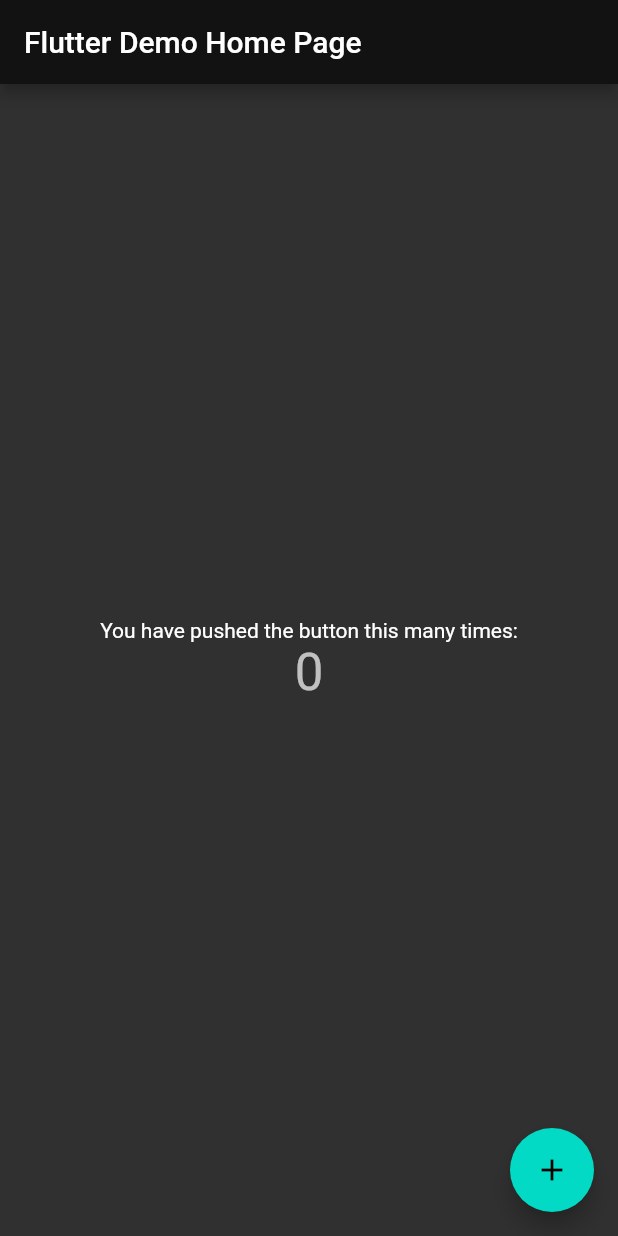
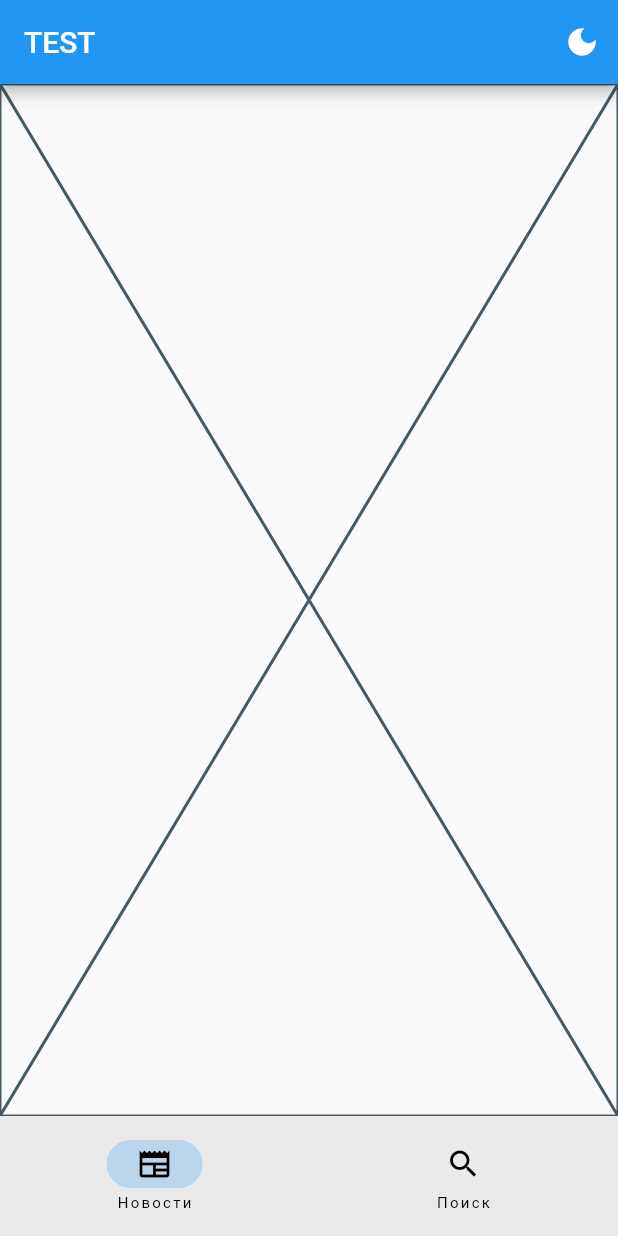
Before and after one commit to crazyrussianboris/flutter_course_final, a Flutter app: the screen it shows after launch, on a phone screen of 412 x 824 dp. Run offline on Flutter 3.47's test engine with Material 2 defaults, Android fonts, the phone set to English and light mode, and no system bars; our stand-ins replace flutter_riverpod, get_it, riverpod_annotation, shared_preferences; generated files the repository leaves out were written again.

Commit message:
theme switcher

```diff
--- /dev/null
+++ b/lib/components/custom_app_bar.dart
@@ -0,0 +1,24 @@
+import 'package:flutter/material.dart';
+import 'package:flutter_course_final/providers/theme_controller/theme_controller.dart';
+import 'package:flutter_riverpod/flutter_riverpod.dart';
+
+class CustomAppBar extends ConsumerWidget implements PreferredSizeWidget {
+  final String title;
+  const CustomAppBar({super.key, required this.title});
+
+  @override
+  Widget build(BuildContext context, WidgetRef ref) {
+    final isDarkTheme = ref.watch(themeControllerProvider);
+    return AppBar(title: Text(title), actions: <Widget>[
+      IconButton(
+          onPressed: () =>
+              {ref.read(themeControllerProvider.notifier).toggle()},
+          icon: isDarkTheme
+              ? const Icon(Icons.light_mode)
+              : const Icon(Icons.dark_mode))
+    ]);
+  }
+
+  @override
+  Size get preferredSize => const Size.fromHeight(kToolbarHeight);
+}
--- a/lib/main.dart
+++ b/lib/main.dart
@@ -1,116 +1,33 @@
 import 'package:flutter/material.dart';
+import 'package:flutter_course_final/providers/theme_controller/theme_controller.dart';
+import 'package:flutter_course_final/services/shared_preferences_service.dart';
+import 'package:flutter_riverpod/flutter_riverpod.dart';
+import 'package:get_it/get_it.dart';
 
-void main() {
-  runApp(const MyApp());
+import 'pages/home_page/home_page.dart';
+
+void main() async {
+  WidgetsFlutterBinding.ensureInitialized();
+  final getIt = GetIt.instance;
+  getIt.registerSingleton<SharedPreferencesService>(SharedPreferencesService());
+  await getIt<SharedPreferencesService>().init();
+
+  runApp(const ProviderScope(child: MyApp()));
 }
 
-class MyApp extends StatelessWidget {
+class MyApp extends ConsumerWidget {
   const MyApp({super.key});
 
   // This widget is the root of your application.
   @override
-  Widget build(BuildContext context) {
+  Widget build(BuildContext context, WidgetRef ref) {
+    final isDarkTheme = ref.watch(themeControllerProvider);
     return MaterialApp(
-      title: 'Flutter Demo',
-      theme: ThemeData(
-        colorScheme: const ColorScheme.dark(),
-        // This is the theme of your application.
-        //
-        // Try running your application with "flutter run". You'll see the
-        // application has a blue toolbar. Then, without quitting the app, try
-        // changing the primarySwatch below to Colors.green and then invoke
-        // "hot reload" (press "r" in the console where you ran "flutter run",
-        // or simply save your changes to "hot reload" in a Flutter IDE).
-        // Notice that the counter didn't reset back to zero; the application
-        // is not restarted.
-        primarySwatch: Colors.blue,
-      ),
-      home: const MyHomePage(title: 'Flutter Demo Home Page'),
+      title: 'Новости Reddit',
+      theme: ThemeData.light(),
+      darkTheme: ThemeData.dark(),
+      themeMode: isDarkTheme ? ThemeMode.dark : ThemeMode.light,
+      home: const HomePage(),
     );
   }
 }
-
-class MyHomePage extends StatefulWidget {
-  const MyHomePage({super.key, required this.title});
-
-  // This widget is the home page of your application. It is stateful, meaning
-  // that it has a State object (defined below) that contains fields that affect
-  // how it looks.
-
-  // This class is the configuration for the state. It holds the values (in this
-  // case the title) provided by the parent (in this case the App widget) and
-  // used by the build method of the State. Fields in a Widget subclass are
-  // always marked "final".
-
-  final String title;
-
-  @override
-  State<MyHomePage> createState() => _MyHomePageState();
-}
-
-class _MyHomePageState extends State<MyHomePage> {
-  int _counter = 0;
-
-  void _incrementCounter() {
-    setState(() {
-      // This call to setState tells the Flutter framework that something has
-      // changed in this State, which causes it to rerun the build method below
-      // so that the display can reflect the updated values. If we changed
-      // _counter without calling setState(), then the build method would not be
-      // called again, and so nothing would appear to happen.
-      _counter++;
-    });
-  }
-
-  @override
-  Widget build(BuildContext context) {
-    // This method is rerun every time setState is called, for instance as done
-    // by the _incrementCounter method above.
-    //
-    // The Flutter framework has been optimized to make rerunning build methods
-    // fast, so that you can just rebuild anything that needs updating rather
-    // than having to individually change instances of widgets.
-    return Scaffold(
-      appBar: AppBar(
-        // Here we take the value from the MyHomePage object that was created by
-        // the App.build method, and use it to set our appbar title.
-        title: Text(widget.title),
-      ),
-      body: Center(
-        // Center is a layout widget. It takes a single child and positions it
-        // in the middle of the parent.
-        child: Column(
-          // Column is also a layout widget. It takes a list of children and
-          // arranges them vertically. By default, it sizes itself to fit its
-          // children horizontally, and tries to be as tall as its parent.
-          //
-          // Invoke "debug painting" (press "p" in the console, choose the
-          // "Toggle Debug Paint" action from the Flutter Inspector in Android
-          // Studio, or the "Toggle Debug Paint" command in Visual Studio Code)
-          // to see the wireframe for each widget.
-          //
-          // Column has various properties to control how it sizes itself and
-          // how it positions its children. Here we use mainAxisAlignment to
-          // center the children vertically; the main axis here is the vertical
-          // axis because Columns are vertical (the cross axis would be
-          // horizontal).
-          mainAxisAlignment: MainAxisAlignment.center,
-          children: <Widget>[
-            const Text(
-              'You have pushed the button this many times:',
-            ),
-            Text(
-              '$_counter',
-              style: Theme.of(context).textTheme.headlineMedium,
-            ),
-          ],
-        ),
-      ),
-      floatingActionButton: FloatingActionButton(
-        onPressed: _incrementCounter,
-        tooltip: 'Increment',
-        child: const Icon(Icons.add),
-      ), // This trailing comma makes auto-formatting nicer for build methods.
-    );
-  }
-}
--- /dev/null
+++ b/lib/pages/feed_page/feed_page.dart
@@ -0,0 +1,11 @@
+import 'package:flutter/src/widgets/framework.dart';
+import 'package:flutter/src/widgets/placeholder.dart';
+
+class FeedPage extends StatelessWidget {
+  const FeedPage({super.key});
+
+  @override
+  Widget build(BuildContext context) {
+    return const Placeholder();
+  }
+}
--- /dev/null
+++ b/lib/pages/home_page/home_page.dart
@@ -0,0 +1,39 @@
+import 'package:flutter/material.dart';
+import 'package:flutter_course_final/components/custom_app_bar.dart';
+import 'package:flutter_course_final/pages/feed_page/feed_page.dart';
+import 'package:flutter_course_final/pages/search_page/search_page.dart';
+import 'package:flutter_riverpod/flutter_riverpod.dart';
+
+final currentTabProvider = StateProvider<int>((ref) => 0);
+
+class HomePage extends ConsumerWidget {
+  const HomePage({super.key});
+
+  @override
+  Widget build(BuildContext context, WidgetRef ref) {
+    final currentTabIndex = ref.watch(currentTabProvider);
+
+    return Scaffold(
+        appBar: const CustomAppBar(title: 'TEST'),
+        body: <Widget>[
+          const FeedPage(),
+          const SearchPage(),
+        ][0],
+        bottomNavigationBar: NavigationBar(
+          onDestinationSelected: (int index) {
+            ref.read(currentTabProvider.notifier).state = index;
+          },
+          selectedIndex: currentTabIndex,
+          destinations: const <Widget>[
+            NavigationDestination(
+              icon: Icon(Icons.newspaper),
+              label: 'Новости',
+            ),
+            NavigationDestination(
+              icon: Icon(Icons.search),
+              label: 'Поиск',
+            ),
+          ],
+        ));
+  }
+}
--- a/pubspec.yaml
+++ b/pubspec.yaml
@@ -35,6 +35,10 @@
   # The following adds the Cupertino Icons font to your application.
   # Use with the CupertinoIcons class for iOS style icons.
   cupertino_icons: ^1.0.2
+  flutter_riverpod: ^2.3.6
+  riverpod_annotation: ^2.1.1
+  shared_preferences: ^2.2.0
+  get_it: ^7.6.0
 
 dev_dependencies:
   flutter_test:
@@ -46,6 +50,8 @@
   # package. See that file for information about deactivating specific lint
   # rules and activating additional ones.
   flutter_lints: ^2.0.0
+  riverpod_generator: ^2.2.4
+  build_runner: ^2.3.3
 
 # For information on the generic Dart part of this file, see the
 # following page: https://dart.dev/tools/pub/pubspec
```
Also changed, not shown: lib/pages/search_page/search_page.dart (added, +11 -0 lines), lib/providers/theme_controller/theme_controller.dart (added, +26 -0 lines), lib/services/shared_preferences_service.dart (added, +14 -0 lines), lib/providers/theme_controller/theme_controller.g.dart (added), 10 other files.
